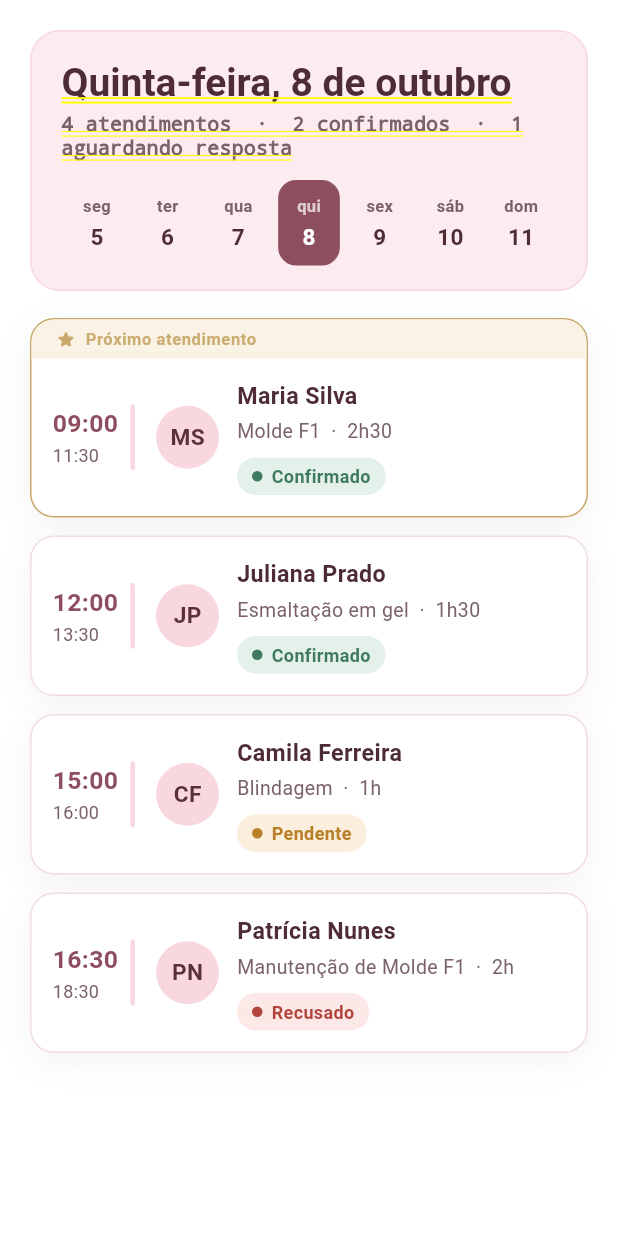
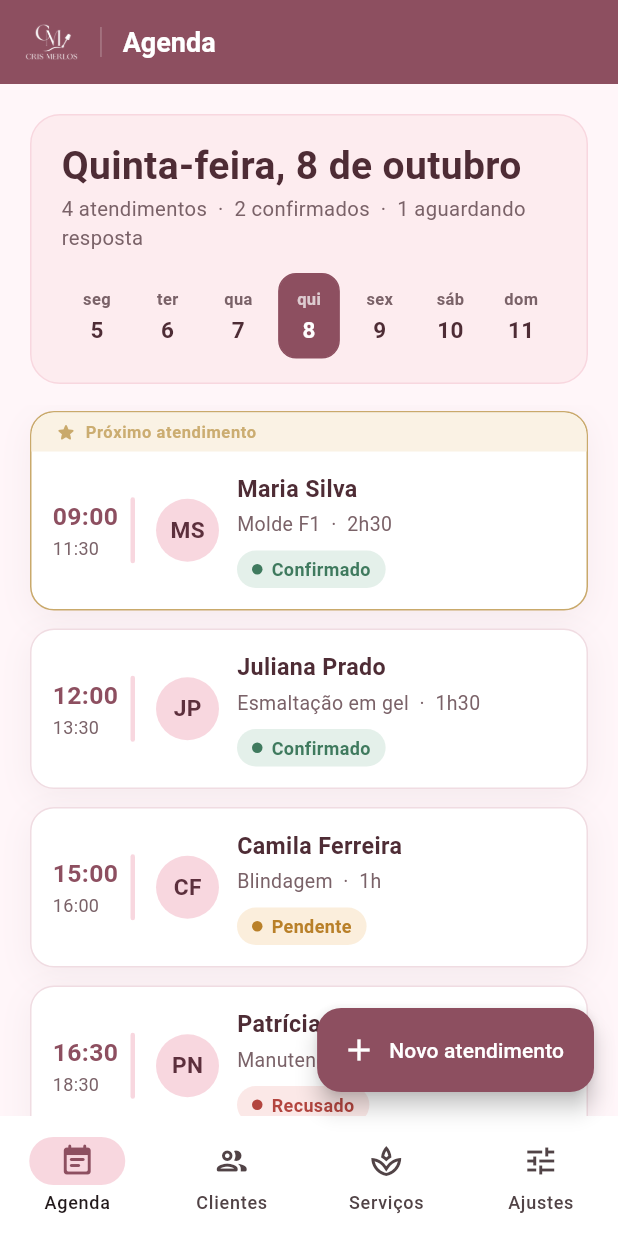
Before and after one commit to brunoMyguelDotCom/Automatize-Flutter-NailFlows, a Flutter app: the screen it shows after launch, on a phone screen of 412 x 824 dp. Run offline on Flutter 3.47's test engine with Material 3 defaults, Android fonts, the phone set to English and light mode, and no system bars; Roboto replaces fonts that are missing (Montserrat, Playfair Display).

Commit message:
Adiciona a navegacao lateral no navegador e inferior no celular

```diff
--- /dev/null
+++ b/lib/app.dart
@@ -0,0 +1,150 @@
+import 'package:flutter/material.dart';
+
+import 'dados/agenda_repository.dart';
+import 'tema/cores.dart';
+import 'telas/agenda_page.dart';
+import 'telas/ajustes_page.dart';
+import 'telas/clientes_page.dart';
+import 'telas/servicos_page.dart';
+
+class Painel extends StatefulWidget {
+  const Painel({super.key, required this.repositorio});
+
+  final AgendaRepository repositorio;
+
+  @override
+  State<Painel> createState() => _PainelState();
+}
+
+class _PainelState extends State<Painel> {
+  int _area = 0;
+
+  static const List<_Area> _areas = [
+    _Area('Agenda', Icons.event_note_outlined, Icons.event_note_rounded),
+    _Area('Clientes', Icons.people_outline_rounded, Icons.people_rounded),
+    _Area('Serviços', Icons.spa_outlined, Icons.spa_rounded),
+    _Area('Ajustes', Icons.tune_outlined, Icons.tune_rounded),
+  ];
+
+  Widget _conteudo() {
+    switch (_area) {
+      case 1:
+        return ClientesPage(repositorio: widget.repositorio);
+      case 2:
+        return ServicosPage(repositorio: widget.repositorio);
+      case 3:
+        return const AjustesPage();
+      default:
+        return AgendaPage(repositorio: widget.repositorio);
+    }
+  }
+
+  @override
+  Widget build(BuildContext context) {
+    return LayoutBuilder(
+      builder: (context, restricoes) {
+        final largo = restricoes.maxWidth >= 900;
+
+        return Scaffold(
+          appBar: AppBar(
+            titleSpacing: largo ? 24 : 16,
+            title: Row(
+              children: [
+                Image.asset(
+                  'assets/imagens/logo.png',
+                  height: 26,
+                  color: Colors.white,
+                  colorBlendMode: BlendMode.srcIn,
+                ),
+                const SizedBox(width: 14),
+                Container(width: 1, height: 20, color: Colors.white24),
+                const SizedBox(width: 14),
+                Text(_areas[_area].nome),
+              ],
+            ),
+          ),
+          floatingActionButton: _area == 0
+              ? FloatingActionButton.extended(
+                  onPressed: () => ScaffoldMessenger.of(context).showSnackBar(
+                    const SnackBar(
+                      content: Text('Novo atendimento: ainda não implementado'),
+                      backgroundColor: vinhoEscuro,
+                    ),
+                  ),
+                  backgroundColor: vinho,
+                  foregroundColor: Colors.white,
+                  icon: const Icon(Icons.add),
+                  label: const Text('Novo atendimento'),
+                )
+              : null,
+          bottomNavigationBar: largo
+              ? null
+              : NavigationBar(
+                  selectedIndex: _area,
+                  onDestinationSelected: (indice) =>
+                      setState(() => _area = indice),
+                  backgroundColor: superficie,
+                  indicatorColor: rosa,
+                  destinations: _areas
+                      .map(
+                        (area) => NavigationDestination(
+                          icon: Icon(area.icone),
+                          selectedIcon: Icon(area.icomeAtivo, color: vinho),
+                          label: area.nome,
+                        ),
+                      )
+                      .toList(),
+                ),
+          body: Row(
+            children: [
+              if (largo)
+                NavigationRail(
+                  selectedIndex: _area,
+                  onDestinationSelected: (indice) =>
+                      setState(() => _area = indice),
+                  backgroundColor: superficie,
+                  indicatorColor: rosa,
+                  labelType: NavigationRailLabelType.all,
+                  selectedLabelTextStyle: const TextStyle(
+                    fontSize: 12,
+                    fontWeight: FontWeight.w600,
+                    color: vinho,
+                  ),
+                  unselectedLabelTextStyle: const TextStyle(
+                    fontSize: 12,
+                    color: textoApoio,
+                  ),
+                  destinations: _areas
+                      .map(
+                        (area) => NavigationRailDestination(
+                          icon: Icon(area.icone, color: textoApoio),
+                          selectedIcon: Icon(area.icomeAtivo, color: vinho),
+                          label: Text(area.nome),
+                        ),
+                      )
+                      .toList(),
+                ),
+              if (largo) const VerticalDivider(width: 1, color: linha),
+              Expanded(
+                child: Center(
+                  child: ConstrainedBox(
+                    constraints: const BoxConstraints(maxWidth: 820),
+                    child: _conteudo(),
+                  ),
+                ),
+              ),
+            ],
+          ),
+        );
+      },
+    );
+  }
+}
+
+class _Area {
+  const _Area(this.nome, this.icone, this.icomeAtivo);
+
+  final String nome;
+  final IconData icone;
+  final IconData icomeAtivo;
+}
--- a/lib/main.dart
+++ b/lib/main.dart
@@ -1,9 +1,9 @@
 import 'package:flutter/material.dart';
 
+import 'app.dart';
 import 'dados/agenda_repository.dart';
 import 'dados/agenda_repository_falso.dart';
 import 'tema/tema.dart';
-import 'telas/agenda_page.dart';
 
 void main() {
   final AgendaRepository repositorio = AgendaRepositoryFalso();
@@ -21,7 +21,7 @@ class NailsFlowApp extends StatelessWidget {
       title: 'NailsFlow',
       debugShowCheckedModeBanner: false,
       theme: temaNailsFlow(),
-      home: AgendaPage(repositorio: repositorio),
+      home: Painel(repositorio: repositorio),
     );
   }
 }
```
Also changed, not shown: 1 other file.
